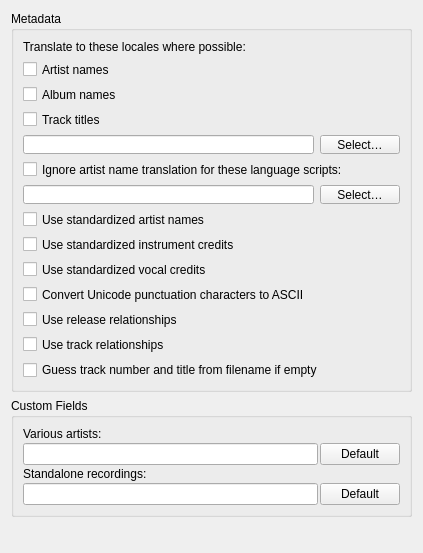
First picture: the form in ui/options_metadata.ui, repository metabrainz/picard, before the edit.
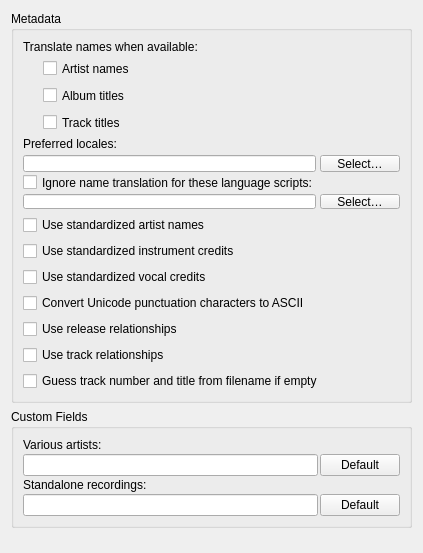
Second picture: the form after the edit.

Commit message:
feat(metadata): enhance metadata translation; add title/album/track
- Added functions to manage script exceptions for artist name translation, allowing for more granular control over when translations are skipped based on detected scripts.
- Updated the metadata processing functions to incorporate these new checks, ensuring that translations respect user-defined script exceptions.
- Modified UI components to improve layout and clarity for translation options, enhancing user experience.
- Adjusted related documentation and comments for better understanding of the new functionality.

```diff
--- a/ui/options_metadata.ui
+++ b/ui/options_metadata.ui
@@ -35,10 +35,18 @@
       <item>
        <widget class="QLabel" name="translation_prompt_label">
         <property name="text">
-         <string>Translate to these locales where possible:</string>
+        <string>Translate names when available:</string>
         </property>
        </widget>
       </item>
+      <item>
+      <layout class="QVBoxLayout" name="translation_options_layout">
+       <property name="leftMargin">
+        <number>20</number>
+       </property>
+       <property name="spacing">
+        <number>10</number>
+       </property>
       <item>
        <widget class="QCheckBox" name="translate_artist_names">
         <property name="text">
@@ -49,7 +57,7 @@
       <item>
        <widget class="QCheckBox" name="translate_album_names">
         <property name="text">
-         <string>Album names</string>
+          <string>Album titles</string>
         </property>
        </widget>
       </item>
@@ -60,8 +68,30 @@
         </property>
        </widget>
       </item>
+      </layout>
+      </item>
+      <item>
+       <layout class="QVBoxLayout" name="translation_language_containers">
+        <property name="spacing">
+         <number>3</number>
+        </property>
+        <item>
+         <layout class="QVBoxLayout" name="locales_container">
+          <property name="spacing">
+           <number>4</number>
+          </property>
+          <item>
+           <widget class="QLabel" name="locales_prompt_label">
+            <property name="text">
+             <string>Preferred locales:</string>
+            </property>
+           </widget>
+          </item>
       <item>
        <layout class="QHBoxLayout" name="horizontalLayout">
+            <property name="topMargin">
+             <number>0</number>
+            </property>
         <property name="bottomMargin">
          <number>0</number>
         </property>
@@ -81,15 +111,25 @@
         </item>
        </layout>
       </item>
+         </layout>
+        </item>
+        <item>
+         <layout class="QVBoxLayout" name="scripts_container">
+          <property name="spacing">
+           <number>4</number>
+          </property>
       <item>
        <widget class="QCheckBox" name="translate_artist_names_script_exception">
         <property name="text">
-         <string>Ignore artist name translation for these language scripts:</string>
+             <string>Ignore name translation for these language scripts:</string>
         </property>
        </widget>
       </item>
       <item>
        <layout class="QHBoxLayout" name="horizontalLayout_4">
+            <property name="topMargin">
+             <number>0</number>
+            </property>
         <property name="bottomMargin">
          <number>0</number>
         </property>
@@ -106,6 +146,10 @@
            <string>Select…</string>
           </property>
          </widget>
+            </item>
+           </layout>
+          </item>
+         </layout>
         </item>
        </layout>
       </item>
```
Lines whose indentation alone changed are shown as unchanged. The commit also changes 3 other files.
